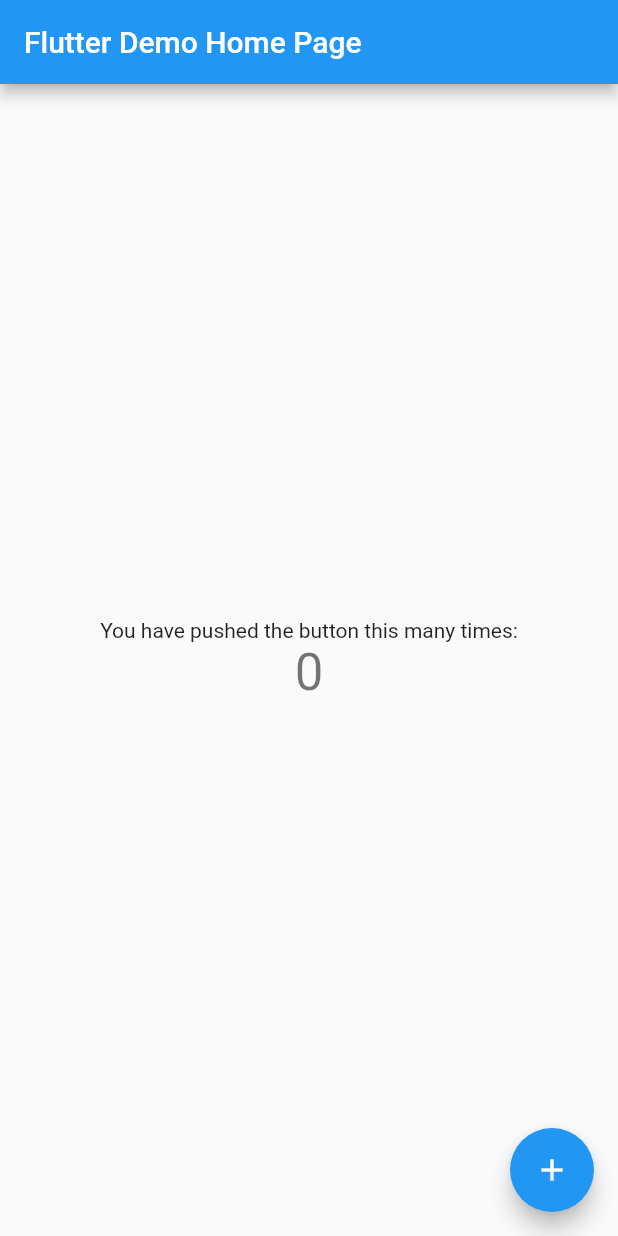
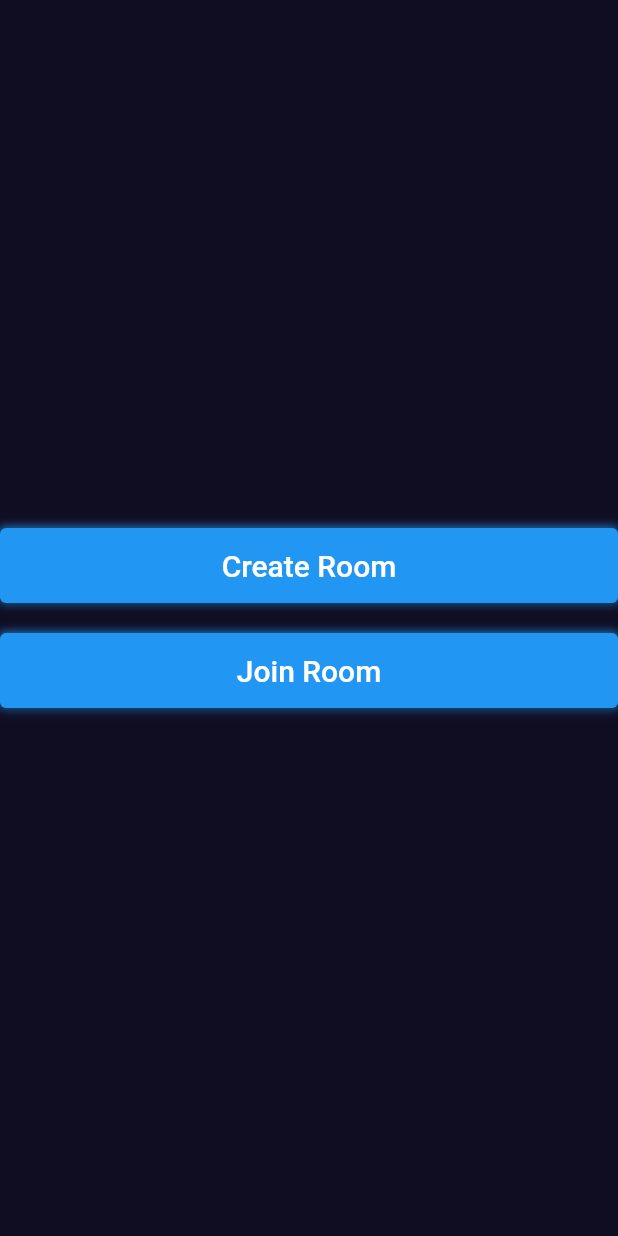
Before and after one commit to dweatherstone/flutter_tictactoe, a Flutter app: the screen it shows after launch, on a phone screen of 412 x 824 dp. Run offline on Flutter 3.47's test engine with Material 2 defaults, Android fonts, the phone set to English and light mode, and no system bars.

Commit message:
Basic layout for Create Room and Join Room screens.

```diff
--- a/lib/main.dart
+++ b/lib/main.dart
@@ -1,4 +1,8 @@
 import 'package:flutter/material.dart';
+import 'package:tic_tac_toe/screens/create_room_screen.dart';
+import 'package:tic_tac_toe/screens/join_room_screen.dart';
+import 'package:tic_tac_toe/screens/main_menu_screen.dart';
+import 'package:tic_tac_toe/utils/colors.dart';
 
 void main() {
   runApp(const MyApp());
@@ -7,109 +11,19 @@ void main() {
 class MyApp extends StatelessWidget {
   const MyApp({Key? key}) : super(key: key);
 
-  // This widget is the root of your application.
   @override
   Widget build(BuildContext context) {
     return MaterialApp(
       title: 'Flutter Demo',
-      theme: ThemeData(
-        // This is the theme of your application.
-        //
-        // Try running your application with "flutter run". You'll see the
-        // application has a blue toolbar. Then, without quitting the app, try
-        // changing the primarySwatch below to Colors.green and then invoke
-        // "hot reload" (press "r" in the console where you ran "flutter run",
-        // or simply save your changes to "hot reload" in a Flutter IDE).
-        // Notice that the counter didn't reset back to zero; the application
-        // is not restarted.
-        primarySwatch: Colors.blue,
+      theme: ThemeData.dark().copyWith(
+        scaffoldBackgroundColor: bgColor,
       ),
-      home: const MyHomePage(title: 'Flutter Demo Home Page'),
+      routes: {
+        MainMenuScreen.routeName: (context) => const MainMenuScreen(),
+        CreateRoomScreen.routeName: (context) => const CreateRoomScreen(),
+        JoinRoomScreen.routeName: (context) => const JoinRoomScreen(),
+      },
+      initialRoute: MainMenuScreen.routeName,
     );
   }
 }
-
-class MyHomePage extends StatefulWidget {
-  const MyHomePage({Key? key, required this.title}) : super(key: key);
-
-  // This widget is the home page of your application. It is stateful, meaning
-  // that it has a State object (defined below) that contains fields that affect
-  // how it looks.
-
-  // This class is the configuration for the state. It holds the values (in this
-  // case the title) provided by the parent (in this case the App widget) and
-  // used by the build method of the State. Fields in a Widget subclass are
-  // always marked "final".
-
-  final String title;
-
-  @override
-  State<MyHomePage> createState() => _MyHomePageState();
-}
-
-class _MyHomePageState extends State<MyHomePage> {
-  int _counter = 0;
-
-  void _incrementCounter() {
-    setState(() {
-      // This call to setState tells the Flutter framework that something has
-      // changed in this State, which causes it to rerun the build method below
-      // so that the display can reflect the updated values. If we changed
-      // _counter without calling setState(), then the build method would not be
-      // called again, and so nothing would appear to happen.
-      _counter++;
-    });
-  }
-
-  @override
-  Widget build(BuildContext context) {
-    // This method is rerun every time setState is called, for instance as done
-    // by the _incrementCounter method above.
-    //
-    // The Flutter framework has been optimized to make rerunning build methods
-    // fast, so that you can just rebuild anything that needs updating rather
-    // than having to individually change instances of widgets.
-    return Scaffold(
-      appBar: AppBar(
-        // Here we take the value from the MyHomePage object that was created by
-        // the App.build method, and use it to set our appbar title.
-        title: Text(widget.title),
-      ),
-      body: Center(
-        // Center is a layout widget. It takes a single child and positions it
-        // in the middle of the parent.
-        child: Column(
-          // Column is also a layout widget. It takes a list of children and
-          // arranges them vertically. By default, it sizes itself to fit its
-          // children horizontally, and tries to be as tall as its parent.
-          //
-          // Invoke "debug painting" (press "p" in the console, choose the
-          // "Toggle Debug Paint" action from the Flutter Inspector in Android
-          // Studio, or the "Toggle Debug Paint" command in Visual Studio Code)
-          // to see the wireframe for each widget.
-          //
-          // Column has various properties to control how it sizes itself and
-          // how it positions its children. Here we use mainAxisAlignment to
-          // center the children vertically; the main axis here is the vertical
-          // axis because Columns are vertical (the cross axis would be
-          // horizontal).
-          mainAxisAlignment: MainAxisAlignment.center,
-          children: <Widget>[
-            const Text(
-              'You have pushed the button this many times:',
-            ),
-            Text(
-              '$_counter',
-              style: Theme.of(context).textTheme.headline4,
-            ),
-          ],
-        ),
-      ),
-      floatingActionButton: FloatingActionButton(
-        onPressed: _incrementCounter,
-        tooltip: 'Increment',
-        child: const Icon(Icons.add),
-      ), // This trailing comma makes auto-formatting nicer for build methods.
-    );
-  }
-}
--- /dev/null
+++ b/lib/responsive/responsive.dart
@@ -0,0 +1,18 @@
+import 'package:flutter/material.dart';
+
+class Responsive extends StatelessWidget {
+  final Widget child;
+  const Responsive({Key? key, required this.child}) : super(key: key);
+
+  @override
+  Widget build(BuildContext context) {
+    return Center(
+      child: ConstrainedBox(
+        constraints: const BoxConstraints(
+          maxWidth: 600,
+        ),
+        child: child,
+      ),
+    );
+  }
+}
--- /dev/null
+++ b/lib/screens/main_menu_screen.dart
@@ -0,0 +1,42 @@
+import 'package:flutter/material.dart';
+import 'package:tic_tac_toe/responsive/responsive.dart';
+import 'package:tic_tac_toe/screens/create_room_screen.dart';
+import 'package:tic_tac_toe/screens/join_room_screen.dart';
+import 'package:tic_tac_toe/widgets/custom_button.dart';
+
+class MainMenuScreen extends StatelessWidget {
+  static String routeName = '/main-menu';
+  const MainMenuScreen({Key? key}) : super(key: key);
+
+  void createRoom(BuildContext context) {
+    Navigator.pushNamed(context, CreateRoomScreen.routeName);
+  }
+
+  void joinRoom(BuildContext context) {
+    Navigator.pushNamed(context, JoinRoomScreen.routeName);
+  }
+
+  @override
+  Widget build(BuildContext context) {
+    return Scaffold(
+      body: Responsive(
+        child: Column(
+          mainAxisAlignment: MainAxisAlignment.center,
+          children: [
+            CustomButton(
+              onTap: () => createRoom(context),
+              label: 'Create Room',
+            ),
+            const SizedBox(
+              height: 20,
+            ),
+            CustomButton(
+              onTap: () => joinRoom(context),
+              label: 'Join Room',
+            ),
+          ],
+        ),
+      ),
+    );
+  }
+}
--- /dev/null
+++ b/lib/utils/colors.dart
@@ -0,0 +1,3 @@
+import 'package:flutter/material.dart';
+
+const bgColor = Color.fromRGBO(16, 13, 34, 1);
--- /dev/null
+++ b/lib/widgets/custom_button.dart
@@ -0,0 +1,43 @@
+import 'package:flutter/material.dart';
+
+class CustomButton extends StatelessWidget {
+  final VoidCallback onTap;
+  final String label;
+  const CustomButton({
+    Key? key,
+    required this.onTap,
+    required this.label,
+  }) : super(key: key);
+
+  @override
+  Widget build(BuildContext context) {
+    final width = MediaQuery.of(context).size.width;
+
+    return Container(
+      decoration: const BoxDecoration(
+        boxShadow: [
+          BoxShadow(
+            color: Colors.blue,
+            blurRadius: 5,
+            spreadRadius: 0,
+          ),
+        ],
+      ),
+      child: ElevatedButton(
+        onPressed: onTap,
+        style: ElevatedButton.styleFrom(
+          minimumSize: Size(
+            width,
+            50,
+          ),
+        ),
+        child: Text(
+          label,
+          style: const TextStyle(
+            fontSize: 20,
+          ),
+        ),
+      ),
+    );
+  }
+}
```
Also changed, not shown: lib/screens/create_room_screen.dart (added, +63 -0 lines), lib/screens/join_room_screen.dart (added, +70 -0 lines), lib/widgets/custom_text.dart (added, +26 -0 lines), lib/widgets/custom_textfield.dart (added, +35 -0 lines).
